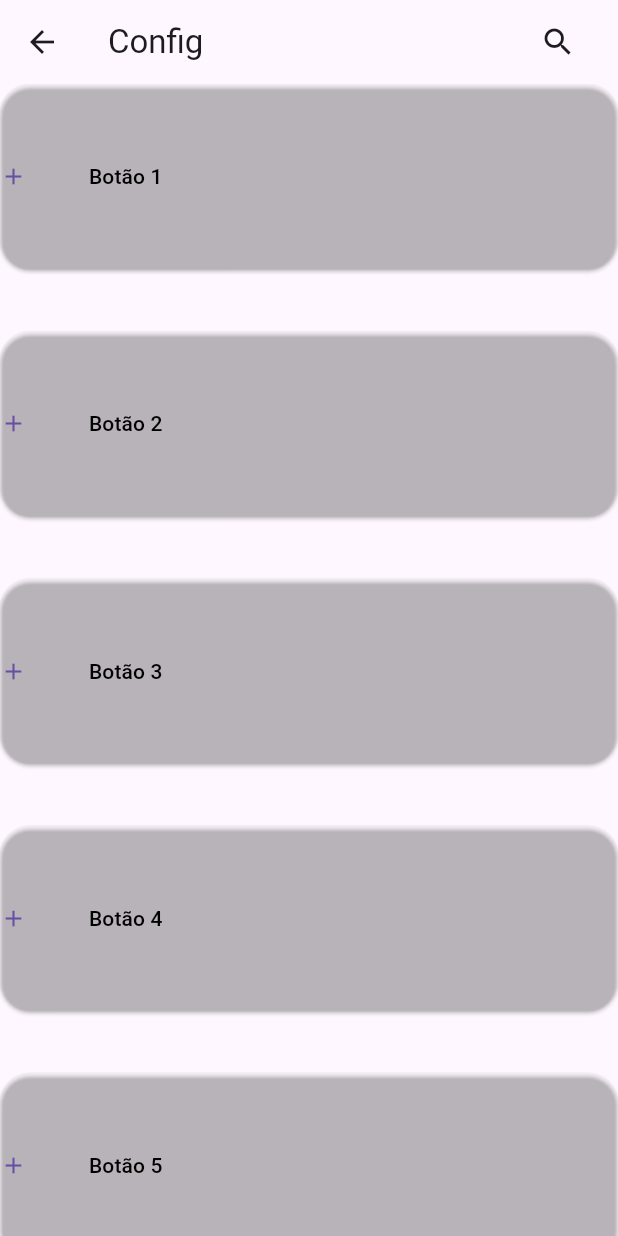
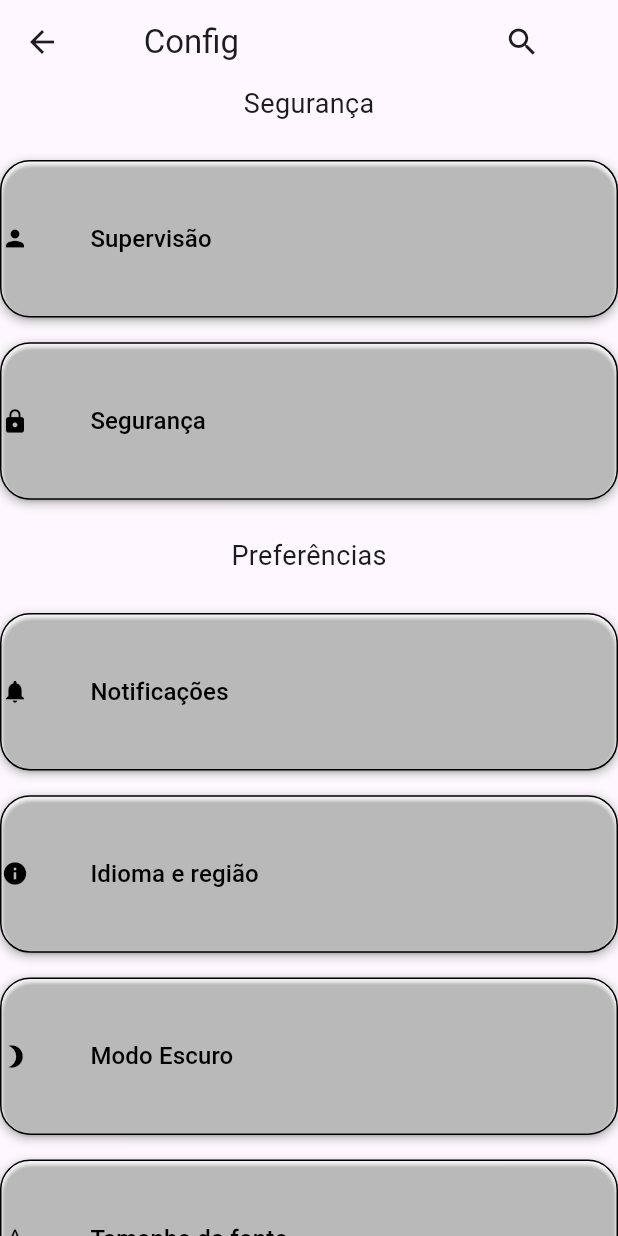
Before and after one commit to leoduarte2005/APP-CAA, a Flutter app: the screen it shows after launch, on a phone screen of 412 x 824 dp. Run offline on Flutter 3.47's test engine with Material 3 defaults, Android fonts, the phone set to English and light mode, and no system bars.

Commit message:
configmain primeiro commit do front

```diff
--- a/flutter_application_1/lib/telaConfig/configMain.dart
+++ b/flutter_application_1/lib/telaConfig/configMain.dart
@@ -26,9 +26,12 @@ class SettingsScreen extends StatelessWidget {
           },
         ),
         title: Row(
-          mainAxisAlignment: MainAxisAlignment.spaceBetween,
+          mainAxisAlignment: MainAxisAlignment.center,
           children: [
             Text('Config'),
+            SizedBox(
+              width: MediaQuery.of(context).size.width * 0.4,
+            ),
             IconButton(
               icon: Icon(Icons.search),
               onPressed: () {
@@ -42,345 +45,170 @@ class SettingsScreen extends StatelessWidget {
       body: SingleChildScrollView(
         child: Column(
           children: <Widget>[
-            ElevatedButton(
+            Text(
+              'Segurança',
+              style: TextStyle(fontSize: 18),
+            ),
+            SizedBox(
+              height: MediaQuery.of(context).size.height * 0.03,
+            ),
+            CustomButton(
+              icon: Icons.person,
+              label: 'Supervisão',
               onPressed: () {
                 // Adicione aqui o código para a ação do botão
               },
-              style: ElevatedButton.styleFrom(
-                backgroundColor: Colors.transparent,
-                padding: EdgeInsets.zero,
-                shape: RoundedRectangleBorder(
-                  borderRadius: BorderRadius.circular(20),
-                ),
-              ),
-              child: Container(
-                height: MediaQuery.of(context).size.height *
-                    0.15, // 20% da altura da tela
-                alignment: Alignment.center,
-                child: Row(
-                  // Layout horizontal para ícone e texto
-                  mainAxisSize: MainAxisSize.max,
-                  children: <Widget>[
-                    Icon(Icons.add), // Ícone
-                    SizedBox(
-                      width: MediaQuery.of(context).size.width * 0.1,
-                    ), // Espaçamento entre ícone e texto
-                    Text(
-                      'Botão 1',
-                      style: TextStyle(color: Colors.black),
-                    ), // Texto
-                  ],
-                ),
-              ),
             ),
             SizedBox(
-              height: MediaQuery.of(context).size.height * 0.05,
+              height: MediaQuery.of(context).size.height * 0.02,
             ),
-            ElevatedButton(
+            CustomButton(
+              icon: Icons.lock,
+              label: 'Segurança',
               onPressed: () {
                 // Adicione aqui o código para a ação do botão
               },
-              style: ElevatedButton.styleFrom(
-                backgroundColor: Colors.transparent,
-                padding: EdgeInsets.zero,
-                shape: RoundedRectangleBorder(
-                  borderRadius: BorderRadius.circular(20),
-                ),
-              ),
-              child: Container(
-                height: MediaQuery.of(context).size.height *
-                    0.15, // 20% da altura da tela
-                alignment: Alignment.center,
-                child: Row(
-                  // Layout horizontal para ícone e texto
-                  mainAxisSize: MainAxisSize.max,
-                  children: <Widget>[
-                    Icon(Icons.add), // Ícone
-                    SizedBox(
-                      width: MediaQuery.of(context).size.width * 0.1,
-                    ), // Espaçamento entre ícone e texto
-                    Text(
-                      'Botão 2',
-                      style: TextStyle(color: Colors.black),
-                    ), // Texto
-                  ],
-                ),
-              ),
             ),
             SizedBox(
-              height: MediaQuery.of(context).size.height * 0.05,
+              height: MediaQuery.of(context).size.height * 0.03,
             ),
-            ElevatedButton(
+            Text(
+              'Preferências',
+              style: TextStyle(fontSize: 18),
+            ),
+            SizedBox(
+              height: MediaQuery.of(context).size.height * 0.03,
+            ),
+            CustomButton(
+              icon: Icons.notifications,
+              label: 'Notificações',
               onPressed: () {
                 // Adicione aqui o código para a ação do botão
               },
-              style: ElevatedButton.styleFrom(
-                backgroundColor: Colors.transparent,
-                padding: EdgeInsets.zero,
-                shape: RoundedRectangleBorder(
-                  borderRadius: BorderRadius.circular(20),
-                ),
-              ),
-              child: Container(
-                height: MediaQuery.of(context).size.height *
-                    0.15, // 20% da altura da tela
-                alignment: Alignment.center,
-                child: Row(
-                  // Layout horizontal para ícone e texto
-                  mainAxisSize: MainAxisSize.max,
-                  children: <Widget>[
-                    Icon(Icons.add), // Ícone
-                    SizedBox(
-                      width: MediaQuery.of(context).size.width * 0.1,
-                    ), // Espaçamento entre ícone e texto
-                    Text(
-                      'Botão 3',
-                      style: TextStyle(color: Colors.black),
-                    ), // Texto
-                  ],
-                ),
-              ),
             ),
             SizedBox(
-              height: MediaQuery.of(context).size.height * 0.05,
+              height: MediaQuery.of(context).size.height * 0.02,
             ),
-            ElevatedButton(
+            CustomButton(
+              icon: Icons.info,
+              label: 'Idioma e região',
               onPressed: () {
                 // Adicione aqui o código para a ação do botão
               },
-              style: ElevatedButton.styleFrom(
-                backgroundColor: Colors.transparent,
-                padding: EdgeInsets.zero,
-                shape: RoundedRectangleBorder(
-                  borderRadius: BorderRadius.circular(20),
-                ),
-              ),
-              child: Container(
-                height: MediaQuery.of(context).size.height *
-                    0.15, // 20% da altura da tela
-                alignment: Alignment.center,
-                child: Row(
-                  // Layout horizontal para ícone e texto
-                  mainAxisSize: MainAxisSize.max,
-                  children: <Widget>[
-                    Icon(Icons.add), // Ícone
-                    SizedBox(
-                      width: MediaQuery.of(context).size.width * 0.1,
-                    ), // Espaçamento entre ícone e texto
-                    Text(
-                      'Botão 4',
-                      style: TextStyle(color: Colors.black),
-                    ), // Texto
-                  ],
-                ),
-              ),
             ),
             SizedBox(
-              height: MediaQuery.of(context).size.height * 0.05,
+              height: MediaQuery.of(context).size.height * 0.02,
             ),
-            ElevatedButton(
+            CustomButton(
+              icon: Icons.brightness_3,
+              label: 'Modo Escuro',
               onPressed: () {
                 // Adicione aqui o código para a ação do botão
               },
-              style: ElevatedButton.styleFrom(
-                backgroundColor: Colors.transparent,
-                padding: EdgeInsets.zero,
-                shape: RoundedRectangleBorder(
-                  borderRadius: BorderRadius.circular(20),
-                ),
-              ),
-              child: Container(
-                height: MediaQuery.of(context).size.height *
-                    0.15, // 20% da altura da tela
-                alignment: Alignment.center,
-                child: Row(
-                  // Layout horizontal para ícone e texto
-                  mainAxisSize: MainAxisSize.max,
-                  children: <Widget>[
-                    Icon(Icons.add), // Ícone
-                    SizedBox(
-                      width: MediaQuery.of(context).size.width * 0.1,
-                    ), // Espaçamento entre ícone e texto
-                    Text(
-                      'Botão 5',
-                      style: TextStyle(color: Colors.black),
-                    ), // Texto
-                  ],
-                ),
-              ),
             ),
             SizedBox(
-              height: MediaQuery.of(context).size.height * 0.05,
+              height: MediaQuery.of(context).size.height * 0.02,
             ),
-            ElevatedButton(
+            CustomButton(
+              icon: Icons.text_format,
+              label: 'Tamanho da fonte',
               onPressed: () {
                 // Adicione aqui o código para a ação do botão
               },
-              style: ElevatedButton.styleFrom(
-                backgroundColor: Colors.transparent,
-                padding: EdgeInsets.zero,
-                shape: RoundedRectangleBorder(
-                  borderRadius: BorderRadius.circular(20),
-                ),
-              ),
-              child: Container(
-                height: MediaQuery.of(context).size.height *
-                    0.15, // 20% da altura da tela
-                alignment: Alignment.center,
-                child: Row(
-                  // Layout horizontal para ícone e texto
-                  mainAxisSize: MainAxisSize.max,
-                  children: <Widget>[
-                    Icon(Icons.add), // Ícone
-                    SizedBox(
-                      width: MediaQuery.of(context).size.width * 0.1,
-                    ), // Espaçamento entre ícone e texto
-                    Text(
-                      'Botão 6',
-                      style: TextStyle(color: Colors.black),
-                    ), // Texto
-                  ],
-                ),
-              ),
             ),
             SizedBox(
-              height: MediaQuery.of(context).size.height * 0.05,
+              height: MediaQuery.of(context).size.height * 0.03,
             ),
-            ElevatedButton(
+            Text(
+              'Suas informações',
+              style: TextStyle(fontSize: 18),
+            ),
+            SizedBox(
+              height: MediaQuery.of(context).size.height * 0.03,
+            ),
+            CustomButton(
+              icon: Icons.info_outline,
+              label: 'Acessar suas informações',
               onPressed: () {
                 // Adicione aqui o código para a ação do botão
               },
-              style: ElevatedButton.styleFrom(
-                backgroundColor: Colors.transparent,
-                padding: EdgeInsets.zero,
-                shape: RoundedRectangleBorder(
-                  borderRadius: BorderRadius.circular(20),
-                ),
-              ),
-              child: Container(
-                height: MediaQuery.of(context).size.height *
-                    0.15, // 20% da altura da tela
-                alignment: Alignment.center,
-                child: Row(
-                  // Layout horizontal para ícone e texto
-                  mainAxisSize: MainAxisSize.max,
-                  children: <Widget>[
-                    Icon(Icons.add), // Ícone
-                    SizedBox(
-                      width: MediaQuery.of(context).size.width * 0.1,
-                    ), // Espaçamento entre ícone e texto
-                    Text(
-                      'Botão 7',
-                      style: TextStyle(color: Colors.black),
-                    ), // Texto
-                  ],
-                ),
-              ),
             ),
             SizedBox(
-              height: MediaQuery.of(context).size.height * 0.05,
+              height: MediaQuery.of(context).size.height * 0.02,
             ),
-            ElevatedButton(
+            CustomButton(
+              icon: Icons.cloud_download,
+              label: 'Baixar suas informações',
               onPressed: () {
                 // Adicione aqui o código para a ação do botão
               },
-              style: ElevatedButton.styleFrom(
-                backgroundColor: Colors.transparent,
-                padding: EdgeInsets.zero,
-                shape: RoundedRectangleBorder(
-                  borderRadius: BorderRadius.circular(20),
-                ),
-              ),
-              child: Container(
-                height: MediaQuery.of(context).size.height *
-                    0.15, // 20% da altura da tela
-                alignment: Alignment.center,
-                child: Row(
-                  // Layout horizontal para ícone e texto
-                  mainAxisSize: MainAxisSize.max,
-                  children: <Widget>[
-                    Icon(Icons.add), // Ícone
-                    SizedBox(
-                      width: MediaQuery.of(context).size.width * 0.1,
-                    ), // Espaçamento entre ícone e texto
-                    Text(
-                      'Botão 8',
-                      style: TextStyle(color: Colors.black),
-                    ), // Texto
-                  ],
-                ),
-              ),
             ),
             SizedBox(
-              height: MediaQuery.of(context).size.height * 0.05,
+              height: MediaQuery.of(context).size.height * 0.02,
             ),
-            ElevatedButton(
+            CustomButton(
+              icon: Icons.swap_horiz,
+              label: 'Transferir cópia das suas informações',
               onPressed: () {
                 // Adicione aqui o código para a ação do botão
               },
-              style: ElevatedButton.styleFrom(
-                backgroundColor: Colors.transparent,
-                padding: EdgeInsets.zero,
-                shape: RoundedRectangleBorder(
-                  borderRadius: BorderRadius.circular(20),
-                ),
-              ),
-              child: Container(
-                height: MediaQuery.of(context).size.height *
-                    0.15, // 20% da altura da tela
-                alignment: Alignment.center,
-                child: Row(
-                  // Layout horizontal para ícone e texto
-                  mainAxisSize: MainAxisSize.max,
-                  children: <Widget>[
-                    Icon(Icons.add), // Ícone
-                    SizedBox(
-                      width: MediaQuery.of(context).size.width * 0.1,
-                    ), // Espaçamento entre ícone e texto
-                    Text(
-                      'Botão 9',
-                      style: TextStyle(color: Colors.black),
-                    ), // Texto
-                  ],
-                ),
-              ),
             ),
             SizedBox(
-              height: MediaQuery.of(context).size.height * 0.05,
+              height: MediaQuery.of(context).size.height * 0.03,
             ),
-            ElevatedButton(
+            Text(
+              'Políticas legais',
+              style: TextStyle(fontSize: 18),
+            ),
+            SizedBox(
+              height: MediaQuery.of(context).size.height * 0.03,
+            ),
+            CustomButton(
+              icon: Icons.description,
+              label: 'Termos de serviço',
               onPressed: () {
                 // Adicione aqui o código para a ação do botão
               },
-              style: ElevatedButton.styleFrom(
-                backgroundColor: Colors.transparent,
-                padding: EdgeInsets.zero,
-                shape: RoundedRectangleBorder(
-                  borderRadius: BorderRadius.circular(20),
-                ),
-              ),
-              child: Container(
-                height: MediaQuery.of(context).size.height *
-                    0.15, // 20% da altura da tela
-                alignment: Alignment.center,
-                child: Row(
-                  // Layout horizontal para ícone e texto
-                  mainAxisSize: MainAxisSize.max,
-                  children: <Widget>[
-                    Icon(Icons.add), // Ícone
-                    SizedBox(
-                      width: MediaQuery.of(context).size.width * 0.1,
-                    ), // Espaçamento entre ícone e texto
-                    Text(
-                      'Botão 10',
-                      style: TextStyle(color: Colors.black),
-                    ), // Texto
-                  ],
-                ),
-              ),
             ),
             SizedBox(
-              height: MediaQuery.of(context).size.height * 0.05,
+              height: MediaQuery.of(context).size.height * 0.02,
+            ),
+            CustomButton(
+              icon: Icons.assignment,
+              label: 'Termos de uso',
+              onPressed: () {
+                // Adicione aqui o código para a ação do botão
+              },
+            ),
+            SizedBox(
+              height: MediaQuery.of(context).size.height * 0.03,
+            ),
+            Text(
+              'Ajuda',
+              style: TextStyle(fontSize: 18),
+            ),
+            SizedBox(
+              height: MediaQuery.of(context).size.height * 0.02,
+            ),
+            CustomButton(
+              icon: Icons.help_outline,
+              label: 'Central de ajuda',
+              onPressed: () {
+                // Adicione aqui o código para a ação do botão
+              },
+            ),
+            SizedBox(
+              height: MediaQuery.of(context).size.height * 0.02,
+            ),
+            CustomButton(
+              icon: Icons.help,
+              label: 'Explicação dos botões',
+              onPressed: () {
+                // Adicione aqui o código para a ação do botão
+              },
+            ),
+            SizedBox(
+              height: MediaQuery.of(context).size.height * 0.02,
             ),
           ],
         ),
@@ -388,3 +216,69 @@ class SettingsScreen extends StatelessWidget {
     );
   }
 }
+
+class CustomButton extends StatelessWidget {
+  final IconData icon;
+  final String label;
+  final VoidCallback onPressed;
+
+  const CustomButton({
+    Key? key,
+    required this.icon,
+    required this.label,
+    required this.onPressed,
+  }) : super(key: key);
+
+  @override
+  Widget build(BuildContext context) {
+    return Container(
+      decoration: BoxDecoration(
+        color: Colors.white,
+        borderRadius: BorderRadius.circular(20),
+        border: Border.all(
+          color: Colors.black,
+          width: 1,
+        ),
+        boxShadow: [
+          BoxShadow(
+            color: Colors.black.withOpacity(0.2),
+            spreadRadius: 1,
+            blurRadius: 4,
+            offset: Offset(0, 2),
+          ),
+        ],
+      ),
+      child: ElevatedButton(
+        onPressed: onPressed,
+        style: ElevatedButton.styleFrom(
+          backgroundColor: Colors.transparent,
+          padding: EdgeInsets.zero,
+          shape: RoundedRectangleBorder(
+            borderRadius: BorderRadius.circular(20),
+          ),
+        ),
+        child: Container(
+          height: MediaQuery.of(context).size.height * 0.125,
+          alignment: Alignment.center,
+          child: Row(
+            // Layout horizontal para ícone e texto
+            mainAxisSize: MainAxisSize.max,
+            children: <Widget>[
+              Icon(
+                icon,
+                color: Colors.black,
+              ), // Ícone
+              SizedBox(
+                width: MediaQuery.of(context).size.width * 0.1,
+              ),
+              Text(
+                label,
+                style: TextStyle(color: Colors.black, fontSize: 16),
+              ),
+            ],
+          ),
+        ),
+      ),
+    );
+  }
+}
```
